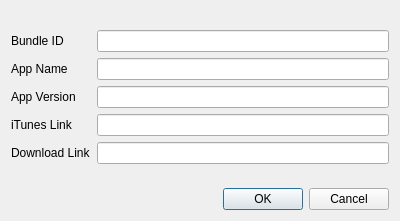
Before: the Qt Designer form src/ui/design_files/dialog_edit.ui in ohaiibuzzle/PlaySourceTool, drawn with Qt 5.
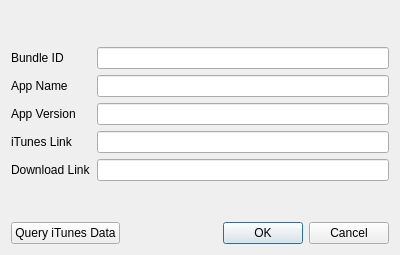
After: the same form once the commit is applied.

The edit to the form file:
```diff
--- a/src/ui/design_files/dialog_edit.ui
+++ b/src/ui/design_files/dialog_edit.ui
@@ -10,23 +10,13 @@
     <x>0</x>
     <y>0</y>
     <width>400</width>
-    <height>221</height>
+    <height>255</height>
    </rect>
   </property>
   <property name="windowTitle">
    <string>Add Source</string>
   </property>
   <layout class="QGridLayout" name="gridLayout">
-   <item row="1" column="0">
-    <widget class="QDialogButtonBox" name="buttonBox">
-     <property name="orientation">
-      <enum>Qt::Horizontal</enum>
-     </property>
-     <property name="standardButtons">
-      <set>QDialogButtonBox::Cancel|QDialogButtonBox::Ok</set>
-     </property>
-    </widget>
-   </item>
    <item row="0" column="0">
     <layout class="QVBoxLayout" name="verticalLayout">
      <item>
@@ -98,6 +88,30 @@
      </item>
     </layout>
    </item>
+   <item row="2" column="0">
+    <layout class="QHBoxLayout" name="horizontalLayout">
+     <property name="sizeConstraint">
+      <enum>QLayout::SetDefaultConstraint</enum>
+     </property>
+     <item>
+      <widget class="QPushButton" name="query_btn">
+       <property name="text">
+        <string>Query iTunes Data</string>
+       </property>
+      </widget>
+     </item>
+     <item>
+      <widget class="QDialogButtonBox" name="buttonBox">
+       <property name="orientation">
+        <enum>Qt::Horizontal</enum>
+       </property>
+       <property name="standardButtons">
+        <set>QDialogButtonBox::Cancel|QDialogButtonBox::Ok</set>
+       </property>
+      </widget>
+     </item>
+    </layout>
+   </item>
   </layout>
  </widget>
  <resources/>
```
